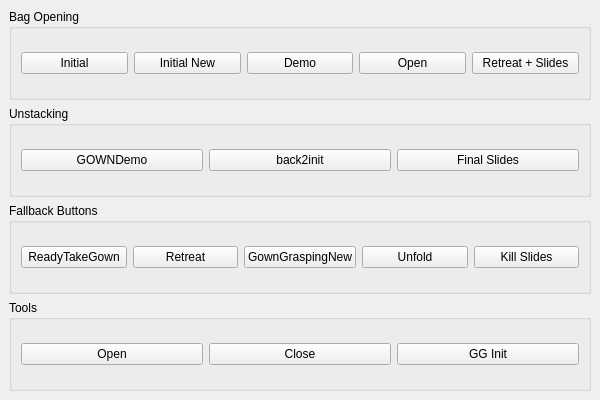
First picture: the form in softenable_display/resource/main_window.ui, repository llach/softenable-ui, before the edit.
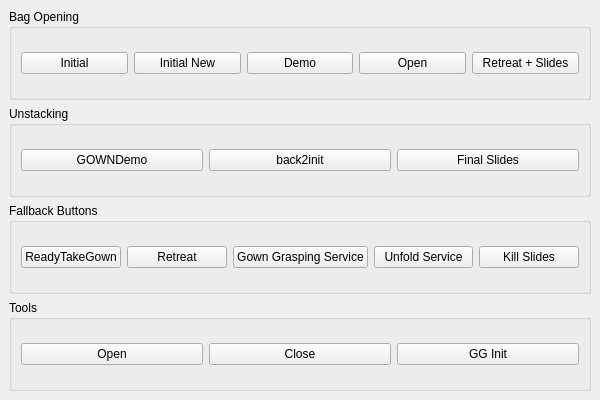
Second picture: the form after the edit.

Commit message: Update gown unfold service

Patch:
```diff
--- a/softenable_display/resource/main_window.ui
+++ b/softenable_display/resource/main_window.ui
@@ -55,8 +55,8 @@
       <layout class="QHBoxLayout" name="horizontalLayout3">
         <item><widget class="QPushButton" name="btnUnstackSlideEight"><property name="text"><string>ReadyTakeGown</string></property></widget></item>
        <item><widget class="QPushButton" name="btnFallbackRetreat"><property name="text"><string>Retreat</string></property></widget></item>
-       <item><widget class="QPushButton" name="btnGownGrasp"><property name="text"><string>GownGraspingNew</string></property></widget></item>
-       <item><widget class="QPushButton" name="btnUnfold"><property name="text"><string>Unfold</string></property></widget></item>
+       <item><widget class="QPushButton" name="btnGownGrasp"><property name="text"><string>Gown Grasping Service</string></property></widget></item>
+       <item><widget class="QPushButton" name="btnUnfold"><property name="text"><string>Unfold Service</string></property></widget></item>
        <item><widget class="QPushButton" name="btnKillSlides"><property name="text"><string>Kill Slides</string></property></widget></item>
       </layout>
      </widget>
```
The commit also changes 1 other file.
